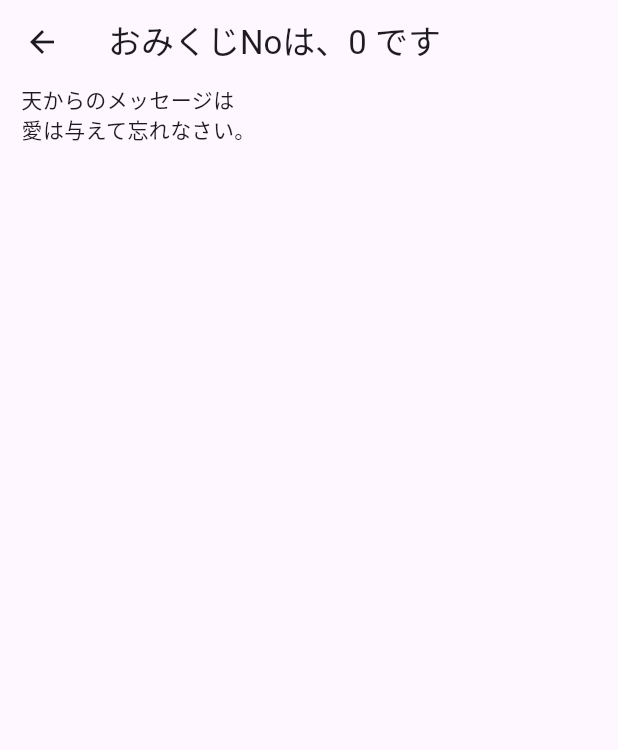
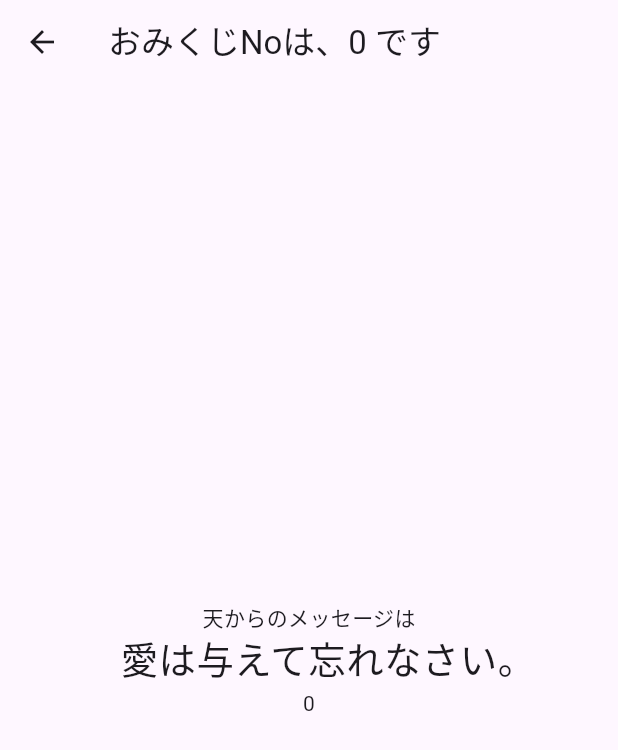
Before and after one commit to oka-teruhiro/sanchu6d, a Flutter app: the PageA screen opened directly with empty values, on a phone screen of 412 x 824 dp. Shown: the top 750 px of the screen. Run offline on Flutter 3.47's test engine with Material 3 defaults, Android fonts, the phone set to English and light mode, and no system bars; our stand-ins replace sensors_plus.

```diff
--- a/lib/page_a.dart
+++ b/lib/page_a.dart
@@ -2,6 +2,7 @@ import 'package:flutter/material.dart';
 
 class PageA extends StatelessWidget {
   final int omikujiNo;
+
   const PageA({
     super.key,
     required this.omikujiNo,
@@ -13,13 +14,21 @@ class PageA extends StatelessWidget {
       appBar: AppBar(
         title: Text('おみくじNoは、$omikujiNo です'),
       ),
-      body: const Column(
-        mainAxisSize: MainAxisSize.min,
-        mainAxisAlignment: MainAxisAlignment.center,
-        children: [
-          Text('天からのメッセージは'),
-          Text('　愛は与えて忘れなさい。')
-        ],
+      body: Center(
+        child: Column(
+          mainAxisSize: MainAxisSize.min,
+          mainAxisAlignment: MainAxisAlignment.center,
+          children: [
+            const Text('天からのメッセージは'),
+            const Text(
+              '　愛は与えて忘れなさい。',
+              style: TextStyle(
+                fontSize: 25,
+              ),
+            ),
+            Text('$omikujiNo'),
+          ],
+        ),
       ),
     );
   }
```
